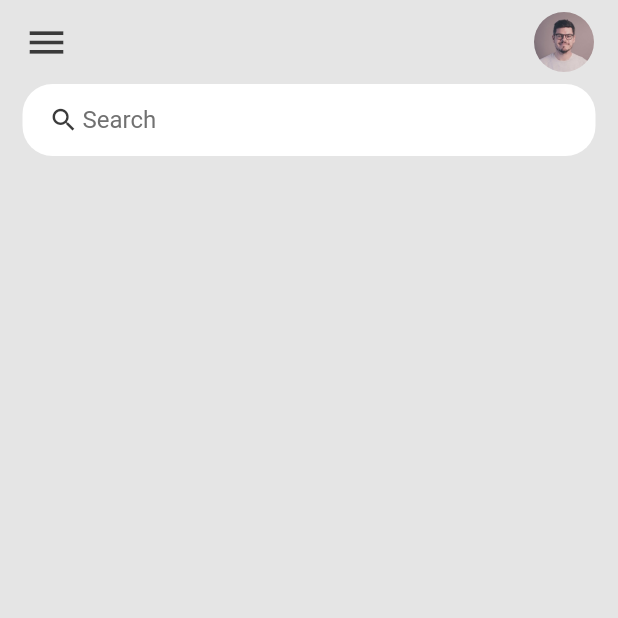
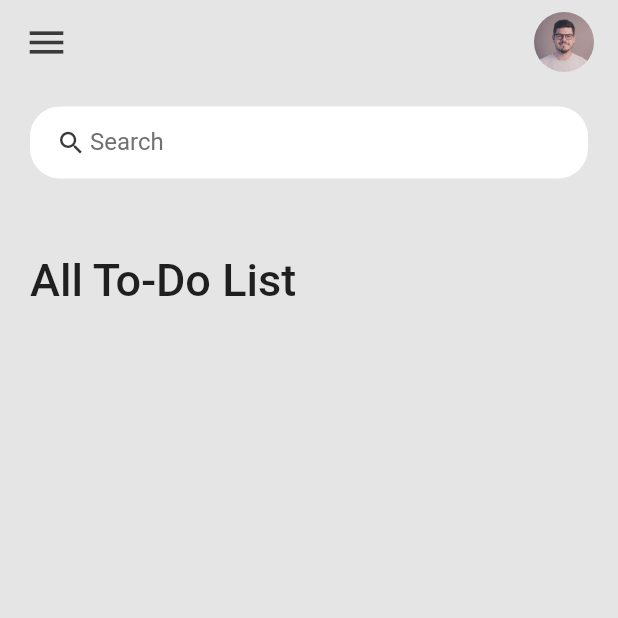
Before and after one commit to rubayet211/Flutter_To-Do_App, a Flutter app: the screen it shows after launch, on a phone screen of 412 x 824 dp, the top half of it. Run offline on Flutter 3.47's test engine with Material 2 defaults, Android fonts, the phone set to English and light mode, and no system bars.

Commit message:
6th commit

```diff
--- a/lib/screens/home.dart
+++ b/lib/screens/home.dart
@@ -10,9 +10,25 @@ class Home extends StatelessWidget {
       backgroundColor: tdBGColor,
       appBar: _buildAppBar(),
       body: Container(
-        padding: EdgeInsets.symmetric(horizontal: 15),
+        padding: EdgeInsets.symmetric(horizontal: 20, vertical: 15),
         child: Column(children: [
           searchBox(),
+          Expanded(
+            child: ListView(
+              children: [
+                Container(
+                  margin: EdgeInsets.only(top: 50, bottom: 20),
+                  child: Text(
+                    "All To-Do List",
+                    style: TextStyle(
+                      fontSize: 30,
+                      fontWeight: FontWeight.w500,
+                    ),
+                  ),
+                )
+              ],
+            ),
+          )
         ]),
       ),
     );
```
